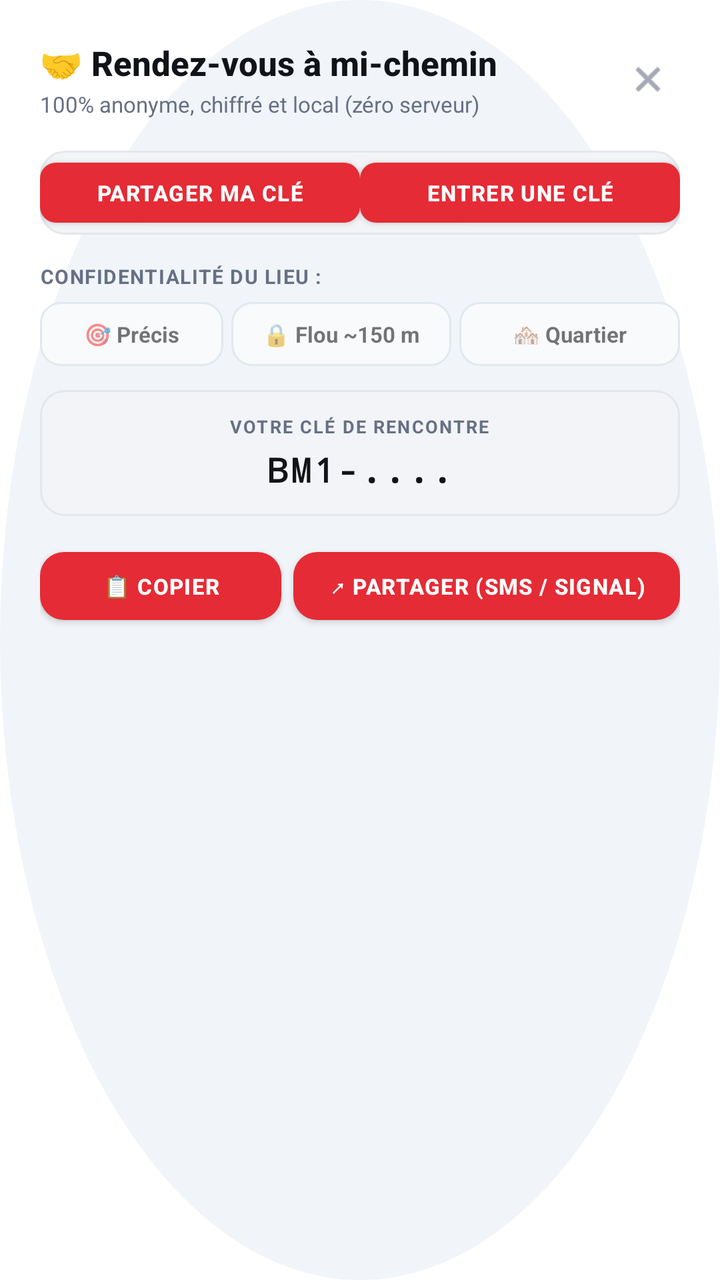
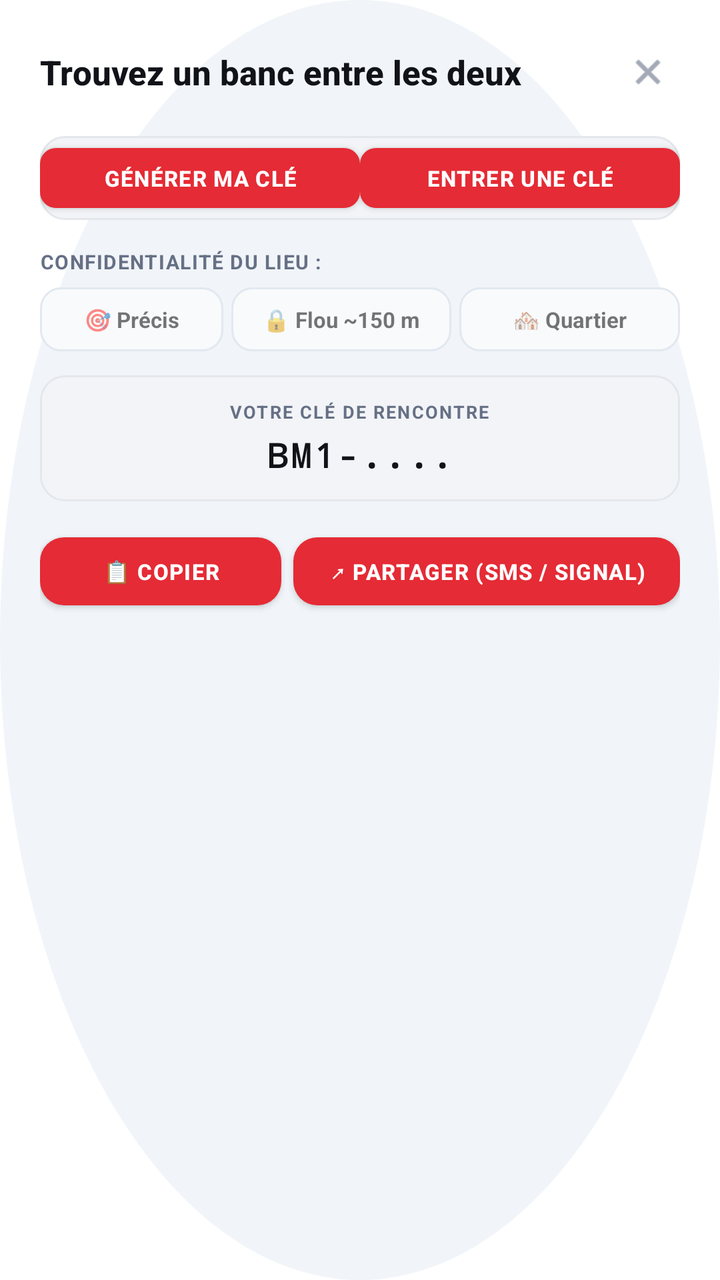

Before-and-after screenshots of an Android layout around one commit, followed by the original layout XML and the change that was made.
<!-- AndroidManifest.xml: application theme Theme.BenchMap -->
<!-- res/layout/dialog_meetup.xml -->
<?xml version="1.0" encoding="utf-8"?>
<LinearLayout xmlns:android="http://schemas.android.com/apk/res/android"
    xmlns:app="http://schemas.android.com/apk/res-auto"
    android:id="@+id/dialog_meetup_root"
    android:layout_width="match_parent"
    android:layout_height="wrap_content"
    android:orientation="vertical"
    android:padding="20dp"
    android:background="@drawable/bg_circle_button">

    
    <LinearLayout
        android:layout_width="match_parent"
        android:layout_height="wrap_content"
        android:orientation="horizontal"
        android:gravity="center_vertical">

        <LinearLayout
            android:layout_width="0dp"
            android:layout_height="wrap_content"
            android:layout_weight="1"
            android:orientation="vertical">

            <TextView
                android:id="@+id/tv_dialog_title"
                android:layout_width="wrap_content"
                android:layout_height="wrap_content"
                android:text="🤝 Rendez-vous à mi-chemin"
                android:textSize="17sp"
                android:textStyle="bold"
                android:fontFamily="sans-serif-medium"
                android:textColor="@color/text_primary" />

            <TextView
                android:id="@+id/tv_dialog_subtitle"
                android:layout_width="wrap_content"
                android:layout_height="wrap_content"
                android:layout_marginTop="2dp"
                android:text="100% anonyme, chiffré et local (zéro serveur)"
                android:textSize="11sp"
                android:textColor="@color/text_secondary" />
        </LinearLayout>

        <ImageView
            android:id="@+id/btn_dialog_close"
            android:layout_width="32dp"
            android:layout_height="32dp"
            android:padding="6dp"
            android:background="?attr/selectableItemBackgroundBorderless"
            android:src="@android:drawable/ic_menu_close_clear_cancel"
            android:contentDescription="Fermer"
            app:tint="@color/text_muted" />
    </LinearLayout>

    
    <LinearLayout
        android:layout_width="match_parent"
        android:layout_height="42dp"
        android:layout_marginTop="16dp"
        android:orientation="horizontal"
        android:background="@drawable/bg_chip_counter">

        <com.google.android.material.button.MaterialButton
            android:id="@+id/tab_btn_share"
            android:layout_width="0dp"
            android:layout_height="match_parent"
            android:layout_weight="1"
            android:text="PARTAGER MA CLÉ"
            android:textSize="11sp"
            android:textStyle="bold"
            android:letterSpacing="0.04"
            app:cornerRadius="8dp"
            app:elevation="0dp" />

        <com.google.android.material.button.MaterialButton
            android:id="@+id/tab_btn_join"
            android:layout_width="0dp"
            android:layout_height="match_parent"
            android:layout_weight="1"
            android:text="ENTRER UNE CLÉ"
            android:textSize="11sp"
            android:textStyle="bold"
            android:letterSpacing="0.04"
            app:cornerRadius="8dp"
            app:elevation="0dp" />
    </LinearLayout>

    
    <LinearLayout
        android:id="@+id/layout_tab_share"
        android:layout_width="match_parent"
        android:layout_height="wrap_content"
        android:orientation="vertical"
        android:layout_marginTop="14dp">

        <TextView
            android:layout_width="wrap_content"
            android:layout_height="wrap_content"
            android:text="CONFIDENTIALITÉ DU LIEU :"
            android:textSize="10sp"
            android:textStyle="bold"
            android:letterSpacing="0.05"
            android:textColor="@color/text_muted" />

        
        <LinearLayout
            android:layout_width="match_parent"
            android:layout_height="wrap_content"
            android:orientation="horizontal"
            android:layout_marginTop="6dp">

            <TextView
                android:id="@+id/chip_blur_exact"
                android:layout_width="0dp"
                android:layout_height="32dp"
                android:layout_weight="1"
                android:gravity="center"
                android:text="🎯 Précis"
                android:textSize="11sp"
                android:textStyle="bold"
                android:background="@drawable/bg_chip_attribute"
                android:clickable="true"
                android:focusable="true"
                android:layout_marginEnd="4dp" />

            <TextView
                android:id="@+id/chip_blur_discreet"
                android:layout_width="0dp"
                android:layout_height="32dp"
                android:layout_weight="1.2"
                android:gravity="center"
                android:text="🔒 Flou ~150 m"
                android:textSize="11sp"
                android:textStyle="bold"
                android:background="@drawable/bg_chip_attribute"
                android:clickable="true"
                android:focusable="true"
                android:layout_marginEnd="4dp" />

            <TextView
                android:id="@+id/chip_blur_district"
                android:layout_width="0dp"
                android:layout_height="32dp"
                android:layout_weight="1.2"
                android:gravity="center"
                android:text="🏘 Quartier"
                android:textSize="11sp"
                android:textStyle="bold"
                android:background="@drawable/bg_chip_attribute"
                android:clickable="true"
                android:focusable="true" />
        </LinearLayout>

        
        <LinearLayout
            android:id="@+id/box_key_display"
            android:layout_width="match_parent"
            android:layout_height="wrap_content"
            android:orientation="vertical"
            android:gravity="center"
            android:padding="12dp"
            android:layout_marginTop="12dp"
            android:background="@drawable/bg_chip_counter">

            <TextView
                android:layout_width="wrap_content"
                android:layout_height="wrap_content"
                android:text="VOTRE CLÉ DE RENCONTRE"
                android:textSize="9sp"
                android:letterSpacing="0.08"
                android:textStyle="bold"
                android:textColor="@color/text_muted" />

            <TextView
                android:id="@+id/tv_generated_key"
                android:layout_width="wrap_content"
                android:layout_height="wrap_content"
                android:layout_marginTop="4dp"
                android:text="BM1-...."
                android:textSize="17sp"
                android:textStyle="bold"
                android:letterSpacing="0.08"
                android:fontFamily="monospace"
                android:textIsSelectable="true"
                android:textColor="@color/text_primary" />
        </LinearLayout>

        
        <LinearLayout
            android:layout_width="match_parent"
            android:layout_height="wrap_content"
            android:orientation="horizontal"
            android:layout_marginTop="12dp">

            <com.google.android.material.button.MaterialButton
                android:id="@+id/btn_copy_key"
                android:layout_width="0dp"
                android:layout_height="46dp"
                android:layout_weight="1"
                android:text="📋 COPIER"
                android:textSize="11sp"
                android:textStyle="bold"
                android:letterSpacing="0.04"
                app:cornerRadius="12dp"
                android:layout_marginEnd="6dp" />

            <com.google.android.material.button.MaterialButton
                android:id="@+id/btn_share_invite"
                android:layout_width="0dp"
                android:layout_height="46dp"
                android:layout_weight="1.6"
                android:text="↗ PARTAGER (SMS / SIGNAL)"
                android:textSize="11sp"
                android:textStyle="bold"
                android:letterSpacing="0.04"
                app:cornerRadius="12dp" />
        </LinearLayout>
    </LinearLayout>

    
    <LinearLayout
        android:id="@+id/layout_tab_join"
        android:layout_width="match_parent"
        android:layout_height="wrap_content"
        android:orientation="vertical"
        android:layout_marginTop="14dp"
        android:visibility="gone">

        <TextView
            android:layout_width="wrap_content"
            android:layout_height="wrap_content"
            android:text="CLÉ REÇUE DE VOTRE AMI :"
            android:textSize="10sp"
            android:textStyle="bold"
            android:letterSpacing="0.05"
            android:textColor="@color/text_muted" />

        <EditText
            android:id="@+id/et_friend_key"
            android:layout_width="match_parent"
            android:layout_height="48dp"
            android:layout_marginTop="6dp"
            android:background="@drawable/bg_chip_counter"
            android:hint="Collez la clé ou le lien reçu"
            android:inputType="textCapCharacters|textNoSuggestions"
            android:fontFamily="monospace"
            android:textSize="14sp"
            android:paddingStart="12dp"
            android:paddingEnd="12dp"
            android:textColor="@color/text_primary" />

        <LinearLayout
            android:layout_width="match_parent"
            android:layout_height="wrap_content"
            android:orientation="horizontal"
            android:layout_marginTop="8dp"
            android:gravity="center_vertical">

            <com.google.android.material.button.MaterialButton
                android:id="@+id/btn_paste_key"
                android:layout_width="wrap_content"
                android:layout_height="36dp"
                android:text="📋 COLLER DU PRESSE-PAPIER"
                android:textSize="10sp"
                android:textStyle="bold"
                app:cornerRadius="8dp"
                app:elevation="0dp" />

            <TextView
                android:id="@+id/tv_key_error"
                android:layout_width="0dp"
                android:layout_height="wrap_content"
                android:layout_weight="1"
                android:layout_marginStart="8dp"
                android:text="Clé invalide"
                android:textSize="11sp"
                android:textColor="@color/swiss_red"
                android:visibility="invisible" />
        </LinearLayout>

        <com.google.android.material.button.MaterialButton
            android:id="@+id/btn_calculate_meetup"
            android:layout_width="match_parent"
            android:layout_height="48dp"
            android:layout_marginTop="12dp"
            android:text="🔍 TROUVER LES BANCS À MI-CHEMIN"
            android:textSize="12sp"
            android:textStyle="bold"
            android:letterSpacing="0.04"
            app:cornerRadius="12dp" />
    </LinearLayout>

</LinearLayout>
<!-- resources referenced by this layout -->
<resources>
  <color name="swiss_red">#E52B35</color>
  <color name="text_muted">#667085</color>
  <color name="text_primary">#111318</color>
  <color name="text_secondary">#667085</color>
  <!-- drawable bg_chip_attribute (drawable) -->
  <?xml version="1.0" encoding="utf-8"?>
  <shape xmlns:android="http://schemas.android.com/apk/res/android"
      android:shape="rectangle">
      <corners android:radius="10dp" />
      <solid android:color="#F8FAFC" />
      <stroke android:width="1dp" android:color="#E2E8F0" />
  </shape>
  <!-- drawable bg_chip_counter (drawable) -->
  <?xml version="1.0" encoding="utf-8"?>
  <shape xmlns:android="http://schemas.android.com/apk/res/android"
      android:shape="rectangle">
      <corners android:radius="12dp" />
      <solid android:color="@color/chip_bg" />
      <stroke android:width="1dp" android:color="@color/card_border" />
  </shape>
  <!-- drawable bg_circle_button (drawable) -->
  <?xml version="1.0" encoding="utf-8"?>
  <shape xmlns:android="http://schemas.android.com/apk/res/android"
      android:shape="oval">
      <solid android:color="#F1F5F9" />
  </shape>
  <style name="Theme.BenchMap" parent="Theme.MaterialComponents.Light.NoActionBar">
          <item name="colorPrimary">@color/swiss_red</item>
          <item name="android:statusBarColor">@android:color/transparent</item>
          <item name="android:navigationBarColor">@android:color/transparent</item>
          <item name="android:windowBackground">@android:color/transparent</item>
          <item name="android:enforceStatusBarContrast">false</item>
          <item name="android:enforceNavigationBarContrast">false</item>
      </style>
  <color name="chip_bg">#F2F4F7</color>
  <color name="card_border">#E4E7EC</color>
</resources>

<!-- the commit's change to res/layout/dialog_meetup.xml (unified diff, before → after) -->
@@ -25,20 +25,11 @@
                 android:id="@+id/tv_dialog_title"
                 android:layout_width="wrap_content"
                 android:layout_height="wrap_content"
-                android:text="🤝 Rendez-vous à mi-chemin"
+                android:text="Trouvez un banc entre les deux"
                 android:textSize="17sp"
                 android:textStyle="bold"
                 android:fontFamily="sans-serif-medium"
                 android:textColor="@color/text_primary" />
-
-            <TextView
-                android:id="@+id/tv_dialog_subtitle"
-                android:layout_width="wrap_content"
-                android:layout_height="wrap_content"
-                android:layout_marginTop="2dp"
-                android:text="100% anonyme, chiffré et local (zéro serveur)"
-                android:textSize="11sp"
-                android:textColor="@color/text_secondary" />
         </LinearLayout>
 
         <ImageView
@@ -65,7 +56,7 @@
             android:layout_width="0dp"
             android:layout_height="match_parent"
             android:layout_weight="1"
-            android:text="PARTAGER MA CLÉ"
+            android:text="GÉNÉRER MA CLÉ"
             android:textSize="11sp"
             android:textStyle="bold"
             android:letterSpacing="0.04"
<!-- resource entries referenced after the edit -->
@@ -3,7 +3,6 @@
   <color name="swiss_red">#E52B35</color>
   <color name="text_muted">#667085</color>
   <color name="text_primary">#111318</color>
-  <color name="text_secondary">#667085</color>
   <!-- drawable bg_chip_attribute (drawable) -->
   <?xml version="1.0" encoding="utf-8"?>
   <shape xmlns:android="http://schemas.android.com/apk/res/android"
